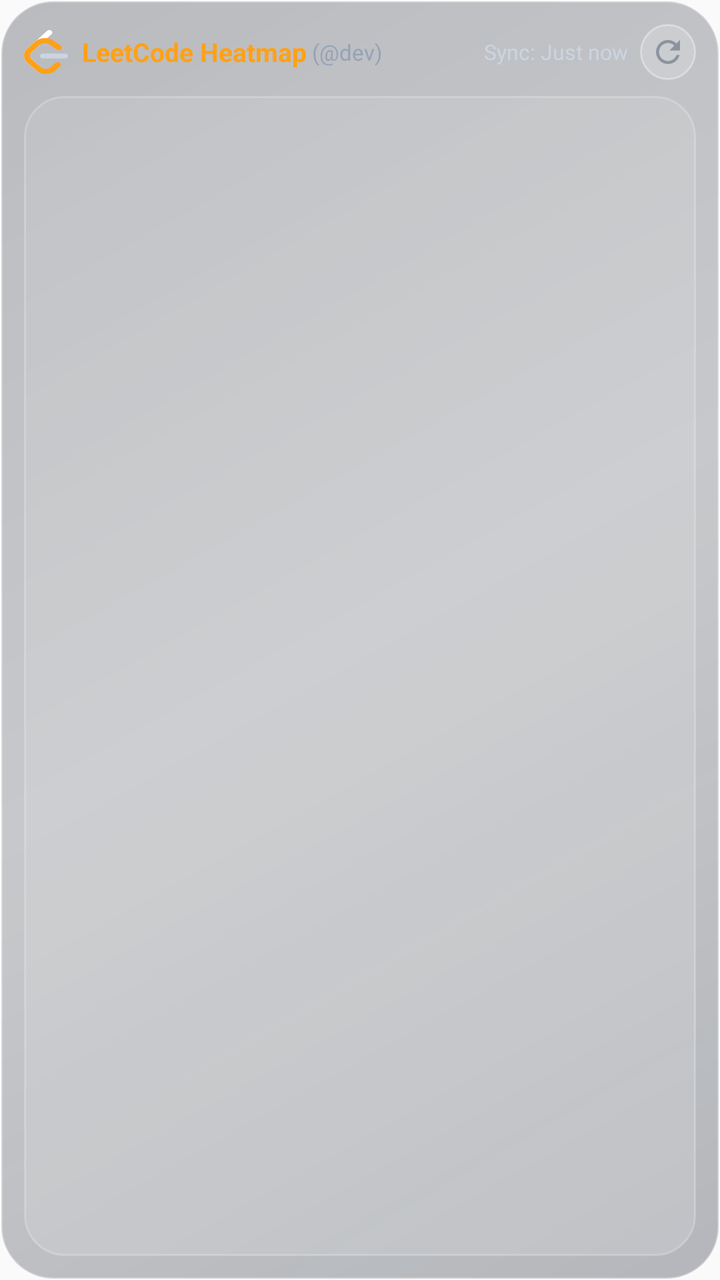
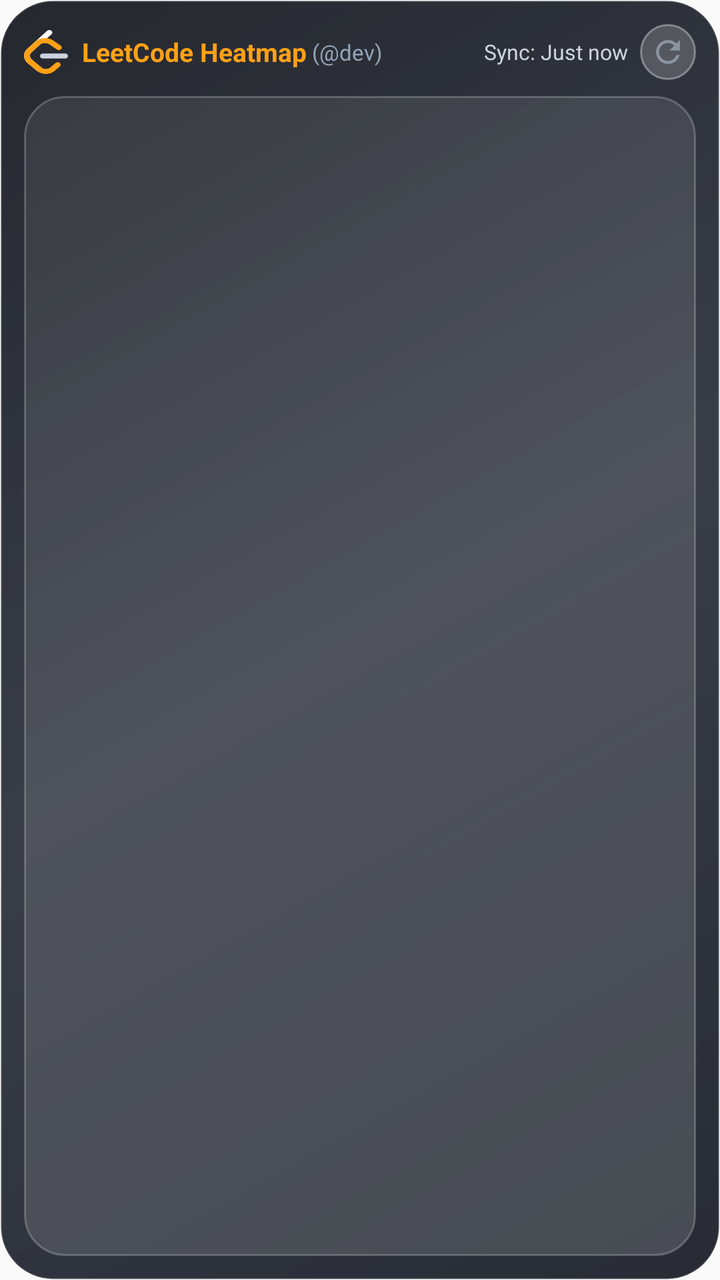

Screens rendered from an Android XML layout before and after an edit, with the pre-edit source and the edit as a unified diff.
<!-- AndroidManifest.xml: application theme Theme.DevWidgets -->
<!-- res/layout/widget_leetcode_heatmap.xml -->
<?xml version="1.0" encoding="utf-8"?>
<LinearLayout xmlns:android="http://schemas.android.com/apk/res/android"
    android:id="@+id/widget_root"
    android:layout_width="match_parent"
    android:layout_height="match_parent"
    android:orientation="vertical"
    android:background="@drawable/widget_glass_chassis"
    android:padding="12dp">

    
    <RelativeLayout
        android:layout_width="match_parent"
        android:layout_height="wrap_content"
        android:layout_marginBottom="8dp">

        <LinearLayout
            android:id="@+id/header_right_wrap"
            android:layout_width="wrap_content"
            android:layout_height="wrap_content"
            android:orientation="horizontal"
            android:gravity="center_vertical"
            android:layout_alignParentEnd="true"
            android:layout_centerVertical="true">

            <TextView
                android:id="@+id/tv_last_updated"
                android:layout_width="wrap_content"
                android:layout_height="wrap_content"
                android:text="Sync: Just now"
                android:textColor="#CBD5E1"
                android:textSize="10.5sp"
                android:layout_marginEnd="6dp" />

            <ImageView
                android:id="@+id/btn_refresh"
                android:layout_width="28dp"
                android:layout_height="28dp"
                android:background="@drawable/widget_icon_button_glass"
                android:padding="5dp"
                android:src="@drawable/ic_refresh"
                android:contentDescription="Refresh" />
        </LinearLayout>

        <LinearLayout
            android:layout_width="wrap_content"
            android:layout_height="wrap_content"
            android:orientation="horizontal"
            android:gravity="center_vertical"
            android:layout_alignParentStart="true"
            android:layout_centerVertical="true">

            <ImageView
                android:id="@+id/iv_lc_brand_logo"
                android:layout_width="22dp"
                android:layout_height="22dp"
                android:src="@drawable/ic_leetcode_logo"
                android:layout_marginEnd="7dp"
                android:contentDescription="LeetCode Logo" />

            <TextView
                android:id="@+id/tv_lc_title"
                android:layout_width="wrap_content"
                android:layout_height="wrap_content"
                android:text="LeetCode Heatmap"
                android:textColor="#FFA116"
                android:textSize="13sp"
                android:textStyle="bold" />

            <TextView
                android:id="@+id/tv_lc_user_tag"
                android:layout_width="wrap_content"
                android:layout_height="wrap_content"
                android:text=" (@dev)"
                android:textColor="#94A3B8"
                android:textSize="11sp" />
        </LinearLayout>
    </RelativeLayout>

    
    <LinearLayout
        android:id="@+id/section_leetcode"
        android:layout_width="match_parent"
        android:layout_height="0dp"
        android:layout_weight="1"
        android:orientation="vertical"
        android:background="@drawable/widget_glass_card"
        android:padding="10dp"
        android:gravity="center">

        <ImageView
            android:id="@+id/iv_leetcode_heatmap"
            android:layout_width="match_parent"
            android:layout_height="match_parent"
            android:scaleType="fitCenter"
            android:contentDescription="LeetCode Heatmap" />
    </LinearLayout>
</LinearLayout>
<!-- resources referenced by this layout -->
<resources>
  <!-- drawable ic_leetcode_logo (drawable) -->
  <vector xmlns:android="http://schemas.android.com/apk/res/android"
      android:width="20dp"
      android:height="20dp"
      android:viewportWidth="94"
      android:viewportHeight="111">
      
      
      <path
          android:fillColor="#FFFFFF"
          android:pathData="M49.4124,2.0234 C51.8179,-0.5523 55.8523,-0.6869 58.4235,1.7228 C60.9946,4.1324 61.129,8.1739 58.7235,10.7495 L15.9282,56.5729 C11.2774,61.552 11.7867,69.5738 17.1459,74.8292 L36.9094,94.2091 C39.4256,96.6764 39.4686,100.7198 37.0056,103.2403 C34.5426,105.7609 30.5063,105.804 27.9901,103.3367 L8.2265,83.9567 C-1.9247,74.0021 -2.936,58.0741 6.6175,47.8463 L49.4124,2.0234 Z" />
      
      <path
          android:fillColor="#CBD5E1"
          android:pathData="M40.607,72.0014 C37.086,72.0014 34.2317,69.1421 34.2317,65.615 C34.2317,62.0879 37.086,59.2286 40.607,59.2286 L87.6247,59.2286 C91.1457,59.2286 94,62.0879 94,65.615 C94,69.1421 91.1457,72.0014 87.6247,72.0014 L40.607,72.0014 Z" />
      
      <path
          android:fillColor="#FFA116"
          android:pathData="M67.5068,83.0664 C70.0005,80.5764 74.0371,80.5829 76.5228,83.0809 C79.0085,85.579 79.002,89.6226 76.5083,92.1127 L65.4351,103.1696 C55.2192,113.3707 38.5605,113.5187 28.1723,103.5132 C28.1122,103.4557 23.4866,98.9201 8.227,83.957 C-1.9248,74.0029 -2.9361,58.0749 6.617,47.8464 L24.4287,28.7745 C33.91,18.6219 51.3874,17.5122 62.228,26.2789 L78.4053,39.362 C81.1449,41.5776 81.5728,45.5985 79.3611,48.3429 C77.1493,51.0873 73.1355,51.5159 70.3959,49.3003 L54.2187,36.2173 C48.5493,31.6325 38.6319,32.2622 33.7399,37.5006 L15.9279,56.5727 C11.2772,61.5522 11.7866,69.574 17.1461,74.8292 C28.3515,85.8169 36.9874,94.2846 36.9974,94.2942 C42.3982,99.496 51.1309,99.4184 56.4336,94.1234 L67.5068,83.0664 Z" />
  </vector>
  <!-- drawable ic_refresh (drawable) -->
  <vector xmlns:android="http://schemas.android.com/apk/res/android"
      android:width="20dp"
      android:height="20dp"
      android:viewportWidth="24"
      android:viewportHeight="24">
    <path
        android:fillColor="#8B949E"
        android:pathData="M17.65,6.35C16.2,4.9 14.21,4 12,4c-4.42,0 -7.99,3.58 -7.99,8s3.57,8 7.99,8c3.73,0 6.84,-2.55 7.73,-6h-2.08c-0.82,2.33 -3.04,4 -5.65,4 -3.31,0 -6,-2.69 -6,-6s2.69,-6 6,-6c1.66,0 3.14,0.69 4.22,1.78L13,11h7V4l-2.35,2.35z"/>
  </vector>
  <!-- drawable widget_glass_card (drawable) -->
  <?xml version="1.0" encoding="utf-8"?>
  <shape xmlns:android="http://schemas.android.com/apk/res/android"
      android:shape="rectangle">
      
      <gradient
          android:angle="135"
          android:startColor="#26FFFFFF"
          android:endColor="#14FFFFFF" />
      <corners android:radius="20dp" />
      <stroke
          android:width="1dp"
          android:color="#38FFFFFF" />
  </shape>
  <!-- drawable widget_glass_chassis (drawable) -->
  <?xml version="1.0" encoding="utf-8"?>
  <shape xmlns:android="http://schemas.android.com/apk/res/android"
      android:shape="rectangle">
      
      <gradient
          android:angle="135"
          android:startColor="#4D141C2B"
          android:centerColor="#38101824"
          android:endColor="#440A101C" />
      <corners android:radius="26dp" />
      <stroke
          android:width="1.2dp"
          android:color="#4DFFFFFF" />
  </shape>
  <!-- drawable widget_icon_button_glass (drawable) -->
  <?xml version="1.0" encoding="utf-8"?>
  <shape xmlns:android="http://schemas.android.com/apk/res/android"
      android:shape="oval">
      
      <solid android:color="#2EFFFFFF" />
      <stroke
          android:width="1dp"
          android:color="#59FFFFFF" />
  </shape>
  <style name="Theme.DevWidgets" parent="android:Theme.Material.Light.NoActionBar" />
</resources>

<!-- the commit's change to res/layout/widget_leetcode_heatmap.xml (unified diff, before → after) -->
@@ -1,11 +1,29 @@
 <?xml version="1.0" encoding="utf-8"?>
-<LinearLayout xmlns:android="http://schemas.android.com/apk/res/android"
-    android:id="@+id/widget_root"
+<FrameLayout xmlns:android="http://schemas.android.com/apk/res/android"
     android:layout_width="match_parent"
-    android:layout_height="match_parent"
-    android:orientation="vertical"
-    android:background="@drawable/widget_glass_chassis"
-    android:padding="12dp">
+    android:layout_height="match_parent">
+
+    <ImageView
+        android:id="@+id/iv_widget_wallpaper_bg"
+        android:layout_width="match_parent"
+        android:layout_height="match_parent"
+        android:scaleType="centerCrop"
+        android:visibility="gone" />
+
+    <ImageView
+        android:id="@+id/v_widget_wallpaper_scrim"
+        android:layout_width="match_parent"
+        android:layout_height="match_parent"
+        android:background="#80000000"
+        android:visibility="gone" />
+
+    <LinearLayout
+        android:id="@+id/widget_root"
+        android:layout_width="match_parent"
+        android:layout_height="match_parent"
+        android:orientation="vertical"
+        android:background="@drawable/widget_glass_chassis"
+        android:padding="12dp">
 
     
     <RelativeLayout
@@ -95,3 +113,4 @@
             android:contentDescription="LeetCode Heatmap" />
     </LinearLayout>
 </LinearLayout>
+</FrameLayout>
<!-- resource entries referenced after the edit -->
@@ -51,13 +51,13 @@
       
       <gradient
           android:angle="135"
-          android:startColor="#4D141C2B"
-          android:centerColor="#38101824"
-          android:endColor="#440A101C" />
+          android:startColor="#E610141E"
+          android:centerColor="#D9161B28"
+          android:endColor="#E60D1017" />
       <corners android:radius="26dp" />
       <stroke
-          android:width="1.2dp"
-          android:color="#4DFFFFFF" />
+          android:width="1dp"
+          android:color="#20FFFFFF" />
   </shape>
   <!-- drawable widget_icon_button_glass (drawable) -->
   <?xml version="1.0" encoding="utf-8"?>
